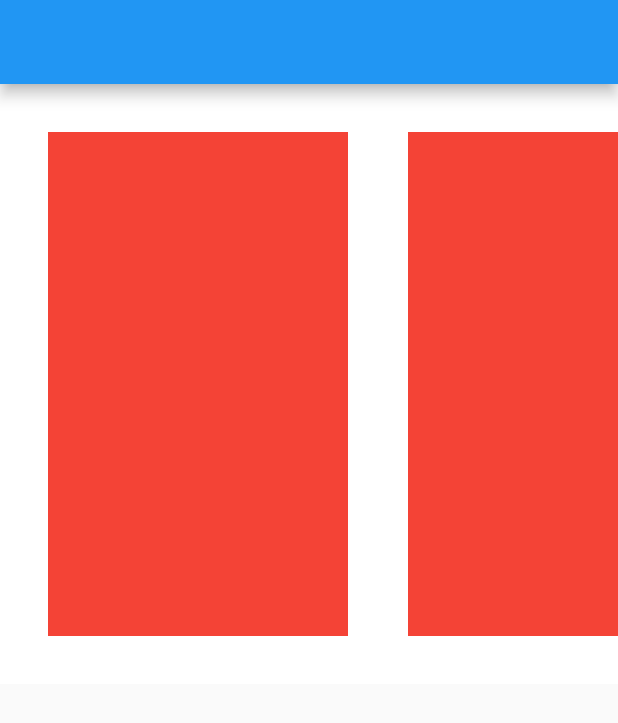
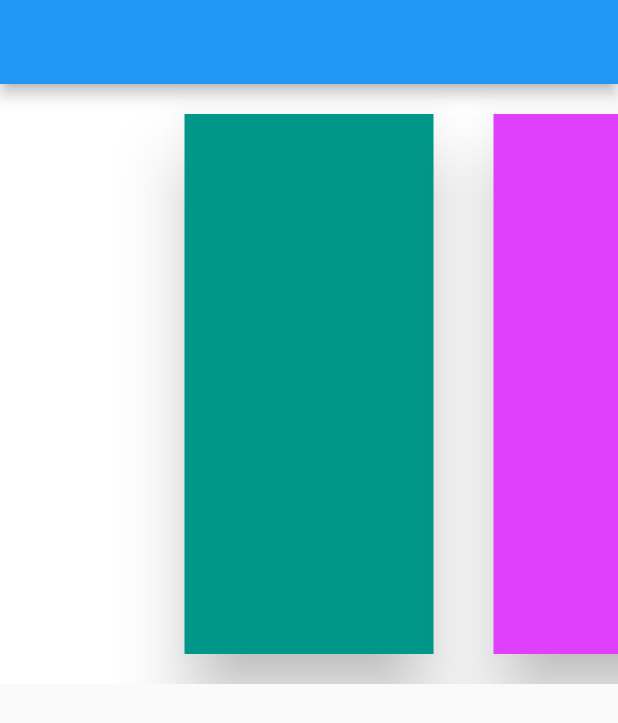
Before and after one commit to Rastrock/List_Horizontal2, a Flutter app: the screen it shows after launch, on a phone screen of 412 x 824 dp. Shown: the top 723 px of the screen. Run offline on Flutter 3.47's test engine with Material 2 defaults, Android fonts, the phone set to English and light mode, and no system bars.

Commit message:
Sombreado y centralizacion

```diff
--- a/lib/component/list_wheel_horizontal.dart
+++ b/lib/component/list_wheel_horizontal.dart
@@ -8,69 +8,133 @@ class ListWheelHorizontal extends StatefulWidget {
 }
 
 class _ListWheelState extends State<ListWheelHorizontal> {
+
+  PageController controller = PageController(initialPage: 0,keepPage: true);
+
   @override
   Widget build(BuildContext context) {
     return Container(
       height: 400,
       width: double.infinity,
       color: Colors.white,
-      child: ListView(
+
+      child: PageView(
         scrollDirection: Axis.horizontal,
-        padding: const EdgeInsets.all(12),
-        physics: const PageScrollPhysics(),
+        controller: PageController(
+          viewportFraction: 0.5,
+        ),
+        pageSnapping: true,
+
         children: [
           Container(
             margin: const EdgeInsets.all(20) ,
             height: 100,
             width: 200,
-            color: Colors.red,
-          ),
-          Container(
-            margin: const EdgeInsets.all(20) ,
-            height: 100,
-            width: 200,
-            color: Colors.red,
-          ),
-          Container(
-            margin: const EdgeInsets.all(20) ,
-            height: 100,
-            width: 200,
-            color: Colors.red,
-          ),
-          Container(
-            margin: const EdgeInsets.all(20) ,
-            height: 100,
-            width: 200,
-            color: Colors.red,
-          ),
-          Container(
-            margin: const EdgeInsets.all(20) ,
-            height: 100,
-            width: 200,
-            color: Colors.red,
-          ),
-          Container(
-            margin: const EdgeInsets.all(20) ,
-            height: 100,
-            width: 200,
-            color: Colors.red,
+            child: const Material(
+              elevation: 20,
+              color: Colors.teal,
+            ),
           ),
 
           Container(
             margin: const EdgeInsets.all(20) ,
             height: 100,
             width: 200,
-            color: Colors.red,
+            child: const Material(
+              elevation: 20,
+              color: Colors.purpleAccent,
+            ),
           ),
 
           Container(
             margin: const EdgeInsets.all(20) ,
             height: 100,
             width: 200,
-            color: Colors.red,
+            child: const Material(
+              elevation: 20,
+              color: Colors.black,
+            ),
           ),
 
+          Container(
+            margin: const EdgeInsets.all(20) ,
+            height: 100,
+            width: 200,
+            child: const Material(
+              elevation: 20,
+              color: Colors.blue,
+            ),
+          ),
 
+          Container(
+            margin: const EdgeInsets.all(20) ,
+            height: 100,
+            width: 200,
+            child: const Material(
+              elevation: 20,
+              color: Colors.black,
+            ),
+          ),
+
+          Container(
+            margin: const EdgeInsets.all(20) ,
+            height: 100,
+            width: 200,
+            child: const Material(
+              elevation: 20,
+              color: Colors.yellowAccent,
+            ),
+          ),
+
+          Container(
+            margin: const EdgeInsets.all(20) ,
+            height: 100,
+            width: 200,
+            child: const Material(
+              elevation: 20,
+              color: Colors.black,
+            ),
+          ),
+
+          Container(
+            margin: const EdgeInsets.all(20) ,
+            height: 100,
+            width: 200,
+            child: const Material(
+              elevation: 20,
+              color: Colors.yellowAccent,
+            ),
+          ),
+
+          Container(
+            margin: const EdgeInsets.all(20) ,
+            height: 100,
+            width: 200,
+            child: const Material(
+              elevation: 20,
+              color: Colors.black,
+            ),
+          ),
+
+          Container(
+            margin: const EdgeInsets.all(20) ,
+            height: 100,
+            width: 200,
+            child: const Material(
+              elevation: 20,
+              color: Colors.yellowAccent,
+            ),
+          ),
+
+          Container(
+            margin: const EdgeInsets.all(20) ,
+            height: 100,
+            width: 200,
+            child: const Material(
+              elevation: 20,
+              color: Colors.black,
+            ),
+          ),
 
         ],
       ),
```
